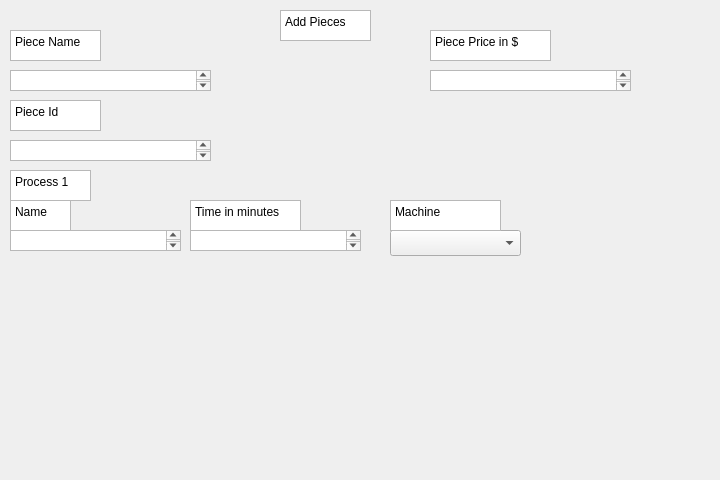
This is Add_Pieces.ui in Simlebo/Project_3BM as Qt 5 draws it before an edit. The edited form follows.
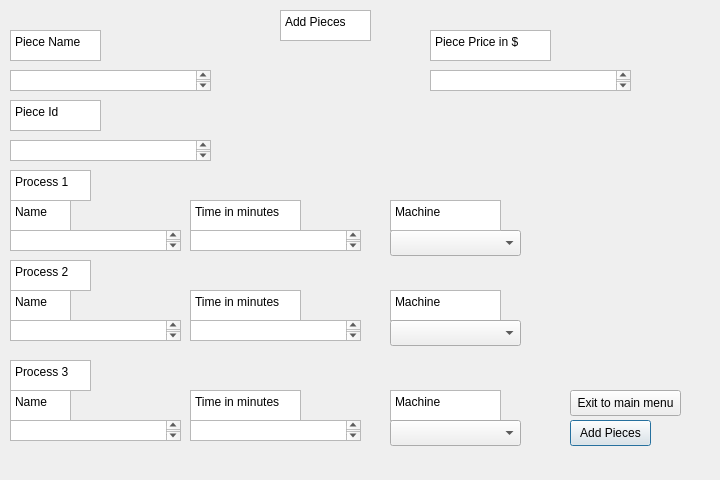
This is the edited form.

Commit message: Refactor Add Pieces dialog: rename widgets and add new read-only fields for additional machine and process details

The edit to the form file:
```diff
--- a/Add_Pieces.ui
+++ b/Add_Pieces.ui
@@ -201,6 +201,220 @@
     <string>Piece Price in $</string>
    </property>
   </widget>
+  <widget class="QPlainTextEdit" name="plainTextEdit_9">
+   <property name="geometry">
+    <rect>
+     <x>390</x>
+     <y>290</y>
+     <width>111</width>
+     <height>31</height>
+    </rect>
+   </property>
+   <property name="readOnly">
+    <bool>true</bool>
+   </property>
+   <property name="plainText">
+    <string>Machine</string>
+   </property>
+  </widget>
+  <widget class="QComboBox" name="Machine_combo_2">
+   <property name="geometry">
+    <rect>
+     <x>390</x>
+     <y>320</y>
+     <width>131</width>
+     <height>26</height>
+    </rect>
+   </property>
+  </widget>
+  <widget class="QPlainTextEdit" name="plainTextEdit_10">
+   <property name="geometry">
+    <rect>
+     <x>10</x>
+     <y>290</y>
+     <width>61</width>
+     <height>31</height>
+    </rect>
+   </property>
+   <property name="readOnly">
+    <bool>true</bool>
+   </property>
+   <property name="plainText">
+    <string>Name</string>
+   </property>
+  </widget>
+  <widget class="QPlainTextEdit" name="plainTextEdit_11">
+   <property name="geometry">
+    <rect>
+     <x>10</x>
+     <y>260</y>
+     <width>81</width>
+     <height>31</height>
+    </rect>
+   </property>
+   <property name="readOnly">
+    <bool>true</bool>
+   </property>
+   <property name="plainText">
+    <string>Process 2</string>
+   </property>
+  </widget>
+  <widget class="QTextEdit" name="Time_2">
+   <property name="geometry">
+    <rect>
+     <x>190</x>
+     <y>320</y>
+     <width>171</width>
+     <height>21</height>
+    </rect>
+   </property>
+  </widget>
+  <widget class="QTextEdit" name="Process_name_2">
+   <property name="geometry">
+    <rect>
+     <x>10</x>
+     <y>320</y>
+     <width>171</width>
+     <height>21</height>
+    </rect>
+   </property>
+  </widget>
+  <widget class="QPlainTextEdit" name="plainTextEdit_12">
+   <property name="geometry">
+    <rect>
+     <x>190</x>
+     <y>290</y>
+     <width>111</width>
+     <height>31</height>
+    </rect>
+   </property>
+   <property name="readOnly">
+    <bool>true</bool>
+   </property>
+   <property name="plainText">
+    <string>Time in minutes</string>
+   </property>
+  </widget>
+  <widget class="QPlainTextEdit" name="plainTextEdit_13">
+   <property name="geometry">
+    <rect>
+     <x>390</x>
+     <y>390</y>
+     <width>111</width>
+     <height>31</height>
+    </rect>
+   </property>
+   <property name="readOnly">
+    <bool>true</bool>
+   </property>
+   <property name="plainText">
+    <string>Machine</string>
+   </property>
+  </widget>
+  <widget class="QComboBox" name="Machine_combo_3">
+   <property name="geometry">
+    <rect>
+     <x>390</x>
+     <y>420</y>
+     <width>131</width>
+     <height>26</height>
+    </rect>
+   </property>
+  </widget>
+  <widget class="QPlainTextEdit" name="plainTextEdit_14">
+   <property name="geometry">
+    <rect>
+     <x>10</x>
+     <y>390</y>
+     <width>61</width>
+     <height>31</height>
+    </rect>
+   </property>
+   <property name="readOnly">
+    <bool>true</bool>
+   </property>
+   <property name="plainText">
+    <string>Name</string>
+   </property>
+  </widget>
+  <widget class="QPlainTextEdit" name="plainTextEdit_15">
+   <property name="geometry">
+    <rect>
+     <x>10</x>
+     <y>360</y>
+     <width>81</width>
+     <height>31</height>
+    </rect>
+   </property>
+   <property name="readOnly">
+    <bool>true</bool>
+   </property>
+   <property name="plainText">
+    <string>Process 3</string>
+   </property>
+  </widget>
+  <widget class="QTextEdit" name="Time_3">
+   <property name="geometry">
+    <rect>
+     <x>190</x>
+     <y>420</y>
+     <width>171</width>
+     <height>21</height>
+    </rect>
+   </property>
+  </widget>
+  <widget class="QTextEdit" name="Process_name_3">
+   <property name="geometry">
+    <rect>
+     <x>10</x>
+     <y>420</y>
+     <width>171</width>
+     <height>21</height>
+    </rect>
+   </property>
+  </widget>
+  <widget class="QPlainTextEdit" name="plainTextEdit_16">
+   <property name="geometry">
+    <rect>
+     <x>190</x>
+     <y>390</y>
+     <width>111</width>
+     <height>31</height>
+    </rect>
+   </property>
+   <property name="readOnly">
+    <bool>true</bool>
+   </property>
+   <property name="plainText">
+    <string>Time in minutes</string>
+   </property>
+  </widget>
+  <widget class="QPushButton" name="Add_pieces">
+   <property name="geometry">
+    <rect>
+     <x>570</x>
+     <y>420</y>
+     <width>81</width>
+     <height>26</height>
+    </rect>
+   </property>
+   <property name="text">
+    <string>Add Pieces</string>
+   </property>
+  </widget>
+  <widget class="QPushButton" name="Exit_Menu">
+   <property name="geometry">
+    <rect>
+     <x>570</x>
+     <y>390</y>
+     <width>111</width>
+     <height>26</height>
+    </rect>
+   </property>
+   <property name="text">
+    <string>Exit to main menu</string>
+   </property>
+  </widget>
  </widget>
  <resources/>
  <connections/>
```
Left out of the diff: 4 changed lines with no effect on the pictures.
